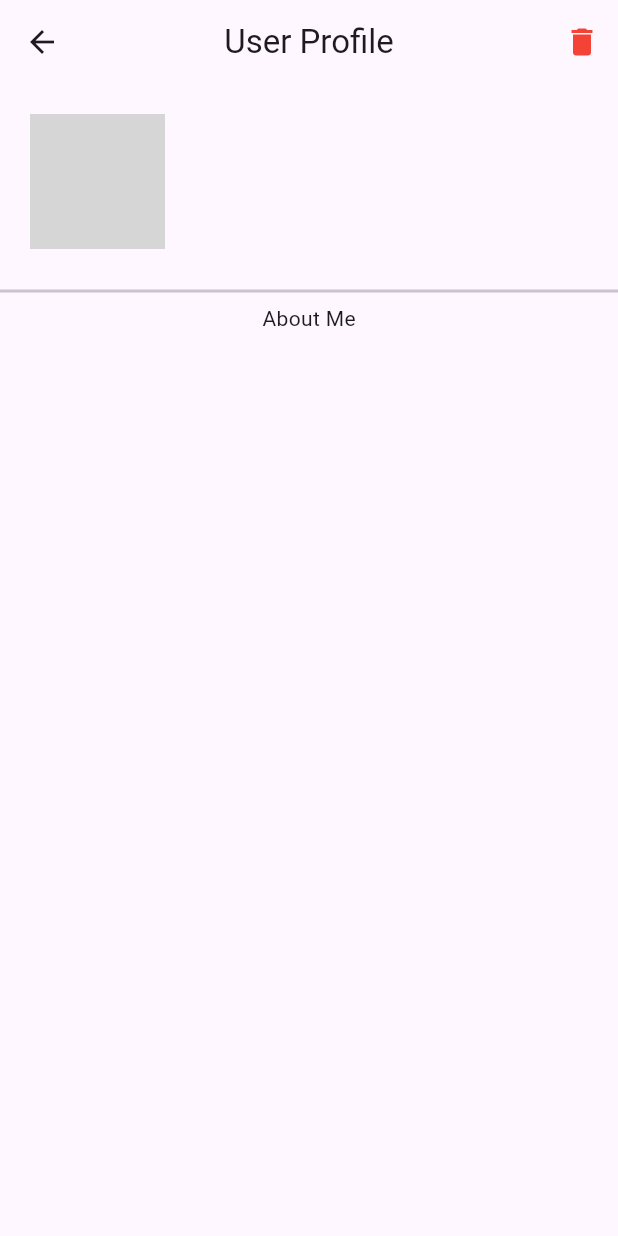
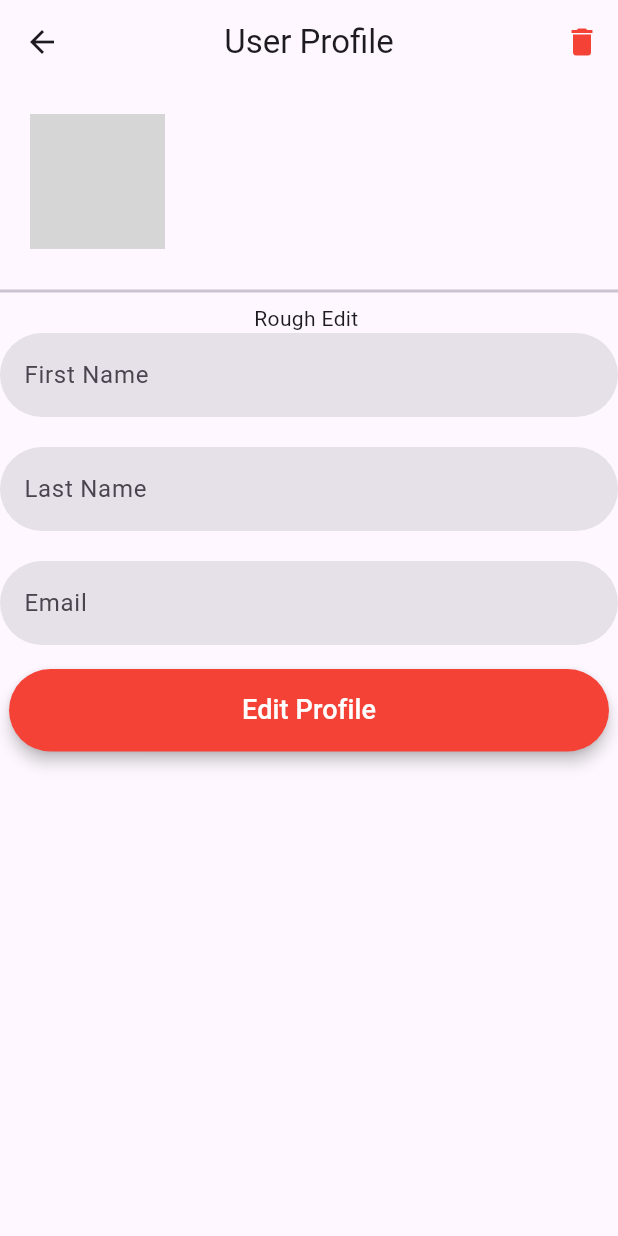
Before and after one commit to RohanBudhathoki/usermanagement, a Flutter app: the UserProfileScreen screen opened directly with empty values, on a phone screen of 412 x 824 dp. Run offline on Flutter 3.47's test engine with Material 3 defaults, Android fonts, the phone set to English and light mode, and no system bars; our stand-ins replace flutter_riverpod, image_picker, loading_animation_widget; network calls fail; grey boxes are pictures that could not be loaded.

Commit message:
added rough edit feature

```diff
--- a/lib/models/user_model.dart
+++ b/lib/models/user_model.dart
@@ -1,4 +1,3 @@
-import 'dart:developer';
 import 'dart:io';
 
 import 'package:flutter/material.dart';
--- a/lib/view/add_user/add_user.dart
+++ b/lib/view/add_user/add_user.dart
@@ -92,7 +92,7 @@ class UserCreationScreen extends ConsumerWidget {
                             firstName: firstNameController.text,
                             lastName: lastNameController.text,
                             email: emailController.text,
-                            avatarImage: avatar,
+                            avatarImage: avatarImage,
                           );
                       ref.read(userListProvider.notifier).clearImage(ref);
                       Navigator.pop(context);
--- a/lib/view/home_screen/home_screen.dart
+++ b/lib/view/home_screen/home_screen.dart
@@ -1,7 +1,7 @@
 import 'package:flutter/material.dart';
 import 'package:flutter_riverpod/flutter_riverpod.dart';
 import 'package:usermanagerapp/res/common/page_animation.dart';
-import 'package:usermanagerapp/utils/loader/loader.dart';
+
 import 'package:usermanagerapp/view/add_user/add_user.dart';
 import 'package:usermanagerapp/view/home_screen/search_screen.dart';
 import 'package:usermanagerapp/view/home_screen/widget/user_card.dart';
@@ -41,7 +41,6 @@ class HomeScreen extends ConsumerWidget {
             padding: const EdgeInsets.symmetric(vertical: 10, horizontal: 10),
             child: GestureDetector(
               onTap: () async {
-                print(usersAsync[index].avatarImageProvider);
                 Navigator.push(
                   context,
                   AnimatedPageTransition.createRoute(
--- a/lib/view/user_profile/user_profile.dart
+++ b/lib/view/user_profile/user_profile.dart
@@ -2,16 +2,21 @@ import 'package:flutter/material.dart';
 import 'package:flutter_riverpod/flutter_riverpod.dart';
 import 'package:usermanagerapp/models/user_model.dart';
 import 'package:usermanagerapp/res/common/alert_dialog.dart';
-import 'package:usermanagerapp/res/common/page_animation.dart';
+import 'package:usermanagerapp/res/common/common_elevated_button.dart';
+import 'package:usermanagerapp/res/common/common_textformfield.dart';
+
 import 'package:usermanagerapp/view_models/user_viewmodel.dart';
 
 class UserProfileScreen extends ConsumerWidget {
+  final firstNameController = TextEditingController();
+  final emailController = TextEditingController();
+  final lastNameController = TextEditingController();
+  final _formKey = GlobalKey<FormState>();
   final UserModel user;
-  const UserProfileScreen(this.user, {super.key});
+  UserProfileScreen(this.user, {super.key});
 
   @override
   Widget build(BuildContext context, WidgetRef ref) {
-    final usersAsync = ref.watch(userListProvider);
     return Scaffold(
       appBar: AppBar(
         centerTitle: true,
@@ -33,7 +38,10 @@ class UserProfileScreen extends ConsumerWidget {
           ),
         ],
       ),
-      body: Column(
+      body: Form(
+        key: _formKey,
+        child: SingleChildScrollView(
+          child: Column(
             crossAxisAlignment: CrossAxisAlignment.center,
             mainAxisAlignment: MainAxisAlignment.start,
             children: [
@@ -65,8 +73,78 @@ class UserProfileScreen extends ConsumerWidget {
                 ),
               ),
               Divider(thickness: 2),
-          Text('About Me'),
+              Text('Rough Edit '),
+
+              Column(
+                children: [
+                  CommonTextField(
+                    controller: firstNameController,
+                    hintText: 'First Name',
+                    validator: (v) {
+                      if (v == null || v.trim().isEmpty) {
+                        return 'First name should not be empty';
+                      } else if (!RegExp(r'^[a-zA-Z\s]+$').hasMatch(v.trim())) {
+                        return 'you cant use unsual character';
+                      }
+                      return null;
+                    },
+                  ),
+                  SizedBox(height: 20),
+                  CommonTextField(
+                    controller: lastNameController,
+                    hintText: 'Last Name',
+                    validator: (v) {
+                      if (v == null || v.trim().isEmpty) {
+                        return 'First name should not be empty';
+                      } else if (!RegExp(r'^[a-zA-Z\s]+$').hasMatch(v.trim())) {
+                        return 'you cant use unsual character';
+                      }
+                      return null;
+                    },
+                  ),
+                  SizedBox(height: 20),
+                  CommonTextField(
+                    controller: emailController,
+
+                    hintText: 'Email',
+                    validator: (v) {
+                      if (v == null || v.trim().isEmpty) {
+                        return 'Email is required';
+                      } else if (!RegExp(
+                        r'^[\w-\.]+@([\w-]+\.)+[\w-]{2,4}$',
+                      ).hasMatch(v.trim())) {
+                        return 'Enter a valid email address';
+                      }
+                      return null;
+                    },
+                  ),
+
+                  SizedBox(height: 16),
+                  CommonButton(
+                    onPressed: () async {
+                      if (_formKey.currentState!.validate()) {
+                        // final avatar = ref.read(avatarImageProvider);
+                        await ref
+                            .read(userListProvider.notifier)
+                            .updateUser(
+                              firstName: firstNameController.text,
+                              lastName: lastNameController.text,
+                              email: emailController.text,
+                              id: user.id,
+                            );
+                        ref.read(userListProvider.notifier).clearImage(ref);
+                        Navigator.pop(context);
+                      } else {
+                        // adding flush bar later
+                      }
+                    },
+                    text: 'Edit Profile',
+                  ),
                 ],
+              ),
+            ],
+          ),
+        ),
       ),
     );
   }
```
Also changed, not shown: lib/repositories/user_repo.dart (+16 -0 lines), lib/view_models/user_viewmodel.dart (+19 -0 lines). Lines whose indentation alone changed are shown as unchanged.
